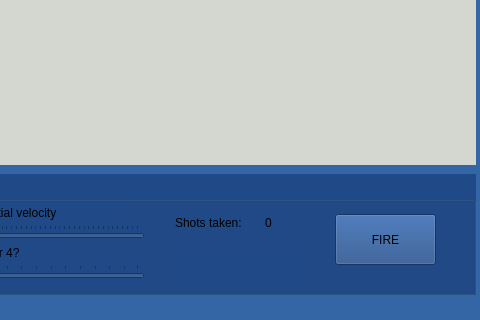
Before: the Qt Designer form EducationalApp/demowindow.ui in ChristopherDHanson/CannonBlaster, drawn with Qt 5; both pictures show x 235 to 715 and y 252 to 572 of the 948 by 572 pixel window.
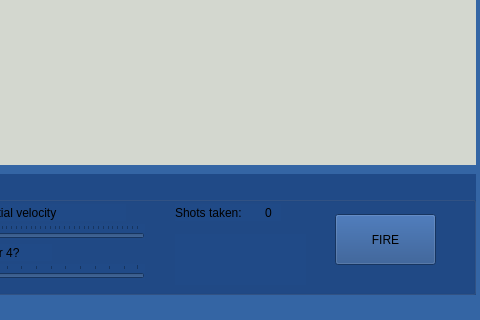
After: the same form once the commit is applied. Custom widgets are drawn as their Qt base class.

```diff
--- a/EducationalApp/demowindow.ui
+++ b/EducationalApp/demowindow.ui
@@ -222,7 +222,7 @@
      <property name="geometry">
       <rect>
        <x>390</x>
-       <y>40</y>
+       <y>30</y>
        <width>91</width>
        <height>17</height>
       </rect>
@@ -235,7 +235,7 @@
      <property name="geometry">
       <rect>
        <x>480</x>
-       <y>40</y>
+       <y>30</y>
        <width>16</width>
        <height>17</height>
       </rect>
@@ -248,9 +248,9 @@
      <property name="geometry">
       <rect>
        <x>390</x>
-       <y>70</y>
+       <y>60</y>
        <width>131</width>
-       <height>41</height>
+       <height>51</height>
       </rect>
      </property>
      <property name="text">
```
